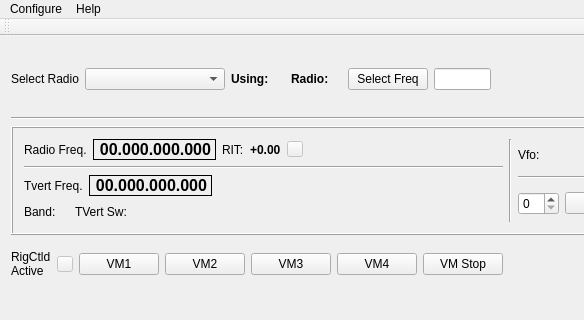
Old version of the form mqt/MqtRigControl/rigcontrolmainwindow.ui in the repository Rsclub22/Minos2-Mirror; both pictures show x 0 to 584 and y 0 to 320 of the 1020 by 320 pixel window.
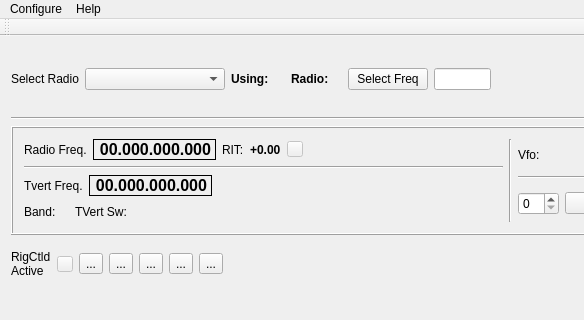
New version of the form. Custom widgets are drawn as their Qt base class.

Diff of the .ui file:
```diff
--- a/mqt/MqtRigControl/rigcontrolmainwindow.ui
+++ b/mqt/MqtRigControl/rigcontrolmainwindow.ui
@@ -823,37 +823,37 @@
        </layout>
       </item>
       <item>
-       <widget class="QPushButton" name="voiceMemPb1">
+       <widget class="QToolButton" name="voiceMemPb1">
         <property name="text">
-         <string>VM1</string>
+         <string>...</string>
         </property>
        </widget>
       </item>
       <item>
-       <widget class="QPushButton" name="voiceMemPb2">
+       <widget class="QToolButton" name="voiceMemPb2">
         <property name="text">
-         <string>VM2</string>
+         <string>...</string>
         </property>
        </widget>
       </item>
       <item>
-       <widget class="QPushButton" name="voiceMemPb3">
+       <widget class="QToolButton" name="voiceMemPb3">
         <property name="text">
-         <string>VM3</string>
+         <string>...</string>
         </property>
        </widget>
       </item>
       <item>
-       <widget class="QPushButton" name="voiceMemPb4">
+       <widget class="QToolButton" name="voiceMemPb4">
         <property name="text">
-         <string>VM4</string>
+         <string>...</string>
         </property>
        </widget>
       </item>
       <item>
-       <widget class="QPushButton" name="voiceMemStopPb">
+       <widget class="QToolButton" name="voiceMemStopPb">
         <property name="text">
-         <string>VM Stop</string>
+         <string>...</string>
         </property>
        </widget>
       </item>
```
